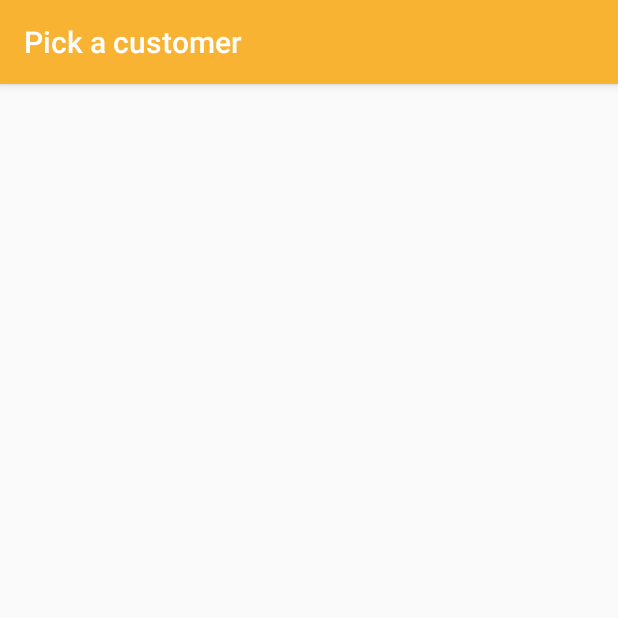
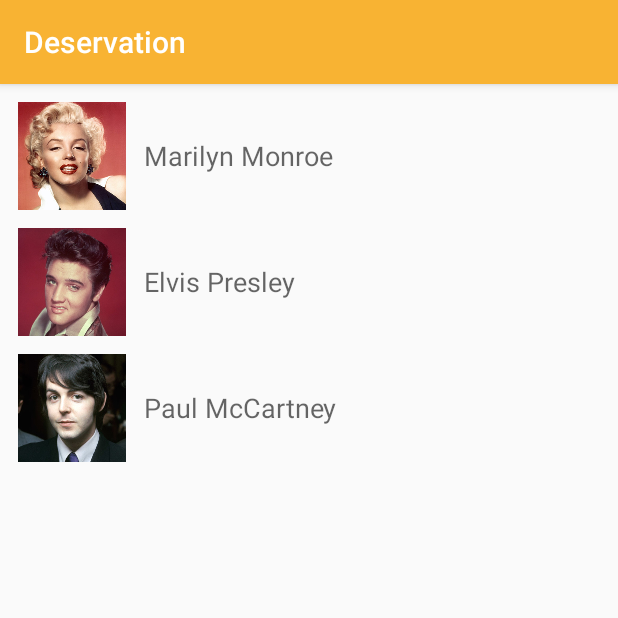
Before and after one commit to duduBaiao/deservation, an Android app: the fragment CustomersFragment shown on its own in the app's theme, on a phone screen of 412 x 824 dp, the top half of it. Run offline under Robolectric (Android 15) with nearby library versions, the phone set to English and light mode, and no system bars; our stand-ins replace Picasso; pictures from the network do not load; 1 statement that could not run was skipped.

Commit message:
Customer list implemented, showing icons and fake itens.

```diff
--- a/app/src/main/AndroidManifest.xml
+++ b/app/src/main/AndroidManifest.xml
@@ -6,10 +6,12 @@
         android:name=".DeservationApp"
         android:allowBackup="true"
         android:icon="@mipmap/ic_launcher"
-        android:label="@string/pick_a_customer"
+        android:label="@string/app_name"
         android:supportsRtl="true"
         android:theme="@style/AppTheme">
-        <activity android:name=".view.customers.CustomersActivity">
+
+        <activity
+            android:name=".view.customers.CustomersActivity">
             <intent-filter>
                 <action android:name="android.intent.action.MAIN"/>
 
--- /dev/null
+++ b/app/src/main/java/com/nostalgictouch/deservation/view/common/BaseFragment.kt
@@ -0,0 +1,36 @@
+package com.nostalgictouch.deservation.view.common
+
+import android.support.v4.app.Fragment
+import android.view.View
+import com.nostalgictouch.deservation.R
+import com.nostalgictouch.whatshot.utils.extensions.isNetworkAvailable
+import com.nostalgictouch.whatshot.utils.test.EspressoIdlingResource
+import com.nostalgictouch.whatshot.viewmodel.trends.Status
+import kotlinx.android.synthetic.main.fragment_base.*
+
+open class BaseFragment: Fragment() {
+
+    fun updateBaseLayouts(status: Status) {
+
+        if (status == Status.LOADING) loadingLayout.visibility = View.VISIBLE
+        else loadingLayout.visibility = View.GONE
+
+        if (status == Status.ERROR) showErrorMessage()
+        else hideErrorMessage()
+
+        if (((status == Status.LOADED) || (status == Status.ERROR)) && !EspressoIdlingResource.idlingResource.isIdleNow) {
+            EspressoIdlingResource.decrement()
+        }
+    }
+
+    private fun showErrorMessage() {
+        errorTextView.text = resources.getString(R.string.load_error) +
+                if (activity.isNetworkAvailable()) "" else "\n" + resources.getString(R.string.check_internet)
+
+        errorLayout.visibility = View.VISIBLE
+    }
+
+    private fun hideErrorMessage() {
+        errorLayout.visibility = View.GONE
+    }
+}
--- a/app/src/main/java/com/nostalgictouch/deservation/view/customers/CustomersActivity.kt
+++ b/app/src/main/java/com/nostalgictouch/deservation/view/customers/CustomersActivity.kt
@@ -1,6 +1,5 @@
 package com.nostalgictouch.deservation.view.customers
 
-import android.support.v7.app.AppCompatActivity
 import android.os.Bundle
 import com.nostalgictouch.deservation.R
 import com.nostalgictouch.whatshot.ui.views.common.BaseActivity
@@ -9,6 +8,9 @@ class CustomersActivity : BaseActivity() {
 
     override fun onCreate(savedInstanceState: Bundle?) {
         super.onCreate(savedInstanceState)
+
         setContentView(R.layout.activity_customers)
+
+        title = resources.getString(R.string.pick_a_customer)
     }
 }
--- /dev/null
+++ b/app/src/main/java/com/nostalgictouch/deservation/view/customers/CustomersAdapter.kt
@@ -0,0 +1,43 @@
+package com.nostalgictouch.whatshot.ui.adapters
+
+import android.support.v7.widget.RecyclerView
+import android.view.LayoutInflater
+import android.view.View
+import android.view.ViewGroup
+import com.nostalgictouch.deservation.R
+import com.nostalgictouch.deservation.model.Customer
+import com.squareup.picasso.Picasso
+import kotlinx.android.synthetic.main.item_customer.view.*
+
+class CustomersAdapter(var customers: List<Customer>,
+                       val itemClick: (Customer) -> Unit) : RecyclerView.Adapter<CustomersAdapter.ViewHolder>() {
+
+    override fun onCreateViewHolder(parent: ViewGroup, viewType: Int): ViewHolder {
+        val view = LayoutInflater.from(parent.context).inflate(R.layout.item_customer, parent, false)
+        return ViewHolder(view)
+    }
+
+    override fun onBindViewHolder(holder: ViewHolder, position: Int) {
+        holder.bindView(customers[position], itemClick)
+    }
+
+    override fun getItemCount() = customers.size
+
+    open class ViewHolder(view: View) : RecyclerView.ViewHolder(view) {
+
+        fun bindView(customer: Customer, itemClick: (Customer) -> Unit) {
+            loadImage(customer.id)
+
+            itemView.fullName.text = customer.fullName()
+            itemView.setOnClickListener { itemClick(customer) }
+        }
+
+        private fun loadImage(customerId: Int) {
+            val url = "file:///android_asset/customer_$customerId.jpg";
+
+            Picasso.with(itemView.context)
+                    .load(url)
+                    .into(itemView.artworkImage)
+        }
+    }
+}
--- a/app/src/main/java/com/nostalgictouch/deservation/view/customers/CustomersFragment.kt
+++ b/app/src/main/java/com/nostalgictouch/deservation/view/customers/CustomersFragment.kt
@@ -1,17 +1,65 @@
 package com.nostalgictouch.deservation.view.customers
 
+import android.arch.lifecycle.LifecycleOwner
+import android.arch.lifecycle.Observer
+import android.arch.lifecycle.ViewModelProviders
 import android.os.Bundle
-import android.support.v4.app.Fragment
+import android.support.v7.widget.LinearLayoutManager
 import android.view.LayoutInflater
 import android.view.View
 import android.view.ViewGroup
+import com.nostalgictouch.deservation.R
+import com.nostalgictouch.deservation.model.Customer
+import com.nostalgictouch.deservation.view.common.BaseFragment
+import com.nostalgictouch.deservation.viewmodel.CustomersViewModel
+import com.nostalgictouch.whatshot.ui.adapters.CustomersAdapter
+import com.nostalgictouch.whatshot.viewmodel.trends.Status
+import kotlinx.android.synthetic.main.fragment_customers.*
 
-import com.nostalgictouch.deservation.R
+class CustomersFragment : BaseFragment() {
 
-class CustomersFragment : Fragment() {
+    private lateinit var viewModel: CustomersViewModel
 
     override fun onCreateView(inflater: LayoutInflater, container: ViewGroup?,
                               savedInstanceState: Bundle?): View? {
         return inflater.inflate(R.layout.fragment_customers, container, false)
     }
+
+    override fun onViewCreated(view: View, savedInstanceState: Bundle?) {
+        super.onViewCreated(view, savedInstanceState)
+
+        setupViewModel()
+
+        customersRecyclerView.layoutManager = LinearLayoutManager(activity)
+
+        if (savedInstanceState == null) {
+            loadCustomers()
+        }
+    }
+
+    private fun setupViewModel() {
+        viewModel = ViewModelProviders.of(this.activity).get(CustomersViewModel::class.java)
+
+        viewModel.loadingStatus.observe(this.activity as LifecycleOwner, Observer {
+            status ->
+
+            if (status == Status.LOADED) customersRecyclerView.visibility = View.VISIBLE
+            else if (status == Status.ERROR) customersRecyclerView.visibility = View.GONE
+
+            updateBaseLayouts(status!!)
+        })
+
+        viewModel.customers.observe(activity as LifecycleOwner, Observer {
+            updateAdapter(it!!)
+        })
+    }
+
+    fun updateAdapter(customers: List<Customer>) {
+        customersRecyclerView.adapter = CustomersAdapter(customers) {
+        }
+    }
+
+    private fun loadCustomers() {
+        viewModel.loadCustomers()
+    }
 }
--- /dev/null
+++ b/app/src/main/java/com/nostalgictouch/deservation/viewmodel/CustomersViewModel.kt
@@ -0,0 +1,26 @@
+package com.nostalgictouch.deservation.viewmodel
+
+import android.arch.lifecycle.LiveData
+import android.arch.lifecycle.ViewModel
+import com.nostalgictouch.deservation.data.livedata.CustomersLiveData
+import com.nostalgictouch.deservation.model.Customer
+import com.nostalgictouch.whatshot.viewmodel.trends.Status
+
+class CustomersViewModel : ViewModel() {
+
+    private var mCustomersLiveData = CustomersLiveData()
+
+    val customers: CustomersLiveData
+        get() = mCustomersLiveData
+
+    val loadingStatus: LiveData<Status>
+        get() = mCustomersLiveData.loadingStatus
+
+    fun loadCustomers() {
+        val customer0 = Customer(0, "Marilyn", "Monroe")
+        val customer15 = Customer(15, "Elvis", "Presley")
+        val customer17 = Customer(17, "Paul", "McCartney")
+
+        mCustomersLiveData.value = listOf(customer0, customer15, customer17)
+    }
+}
--- /dev/null
+++ b/app/src/main/res/layout/item_customer.xml
@@ -0,0 +1,32 @@
+<?xml version="1.0" encoding="utf-8"?>
+<LinearLayout
+    xmlns:android="http://schemas.android.com/apk/res/android"
+    xmlns:tools="http://schemas.android.com/tools"
+    android:layout_width="match_parent"
+    android:layout_height="wrap_content"
+    android:orientation="horizontal"
+    android:paddingBottom="@dimen/default_half_margin"
+    android:paddingLeft="@dimen/default_margin"
+    android:paddingRight="@dimen/default_margin"
+    android:paddingTop="@dimen/default_half_margin"
+    android:background="?android:selectableItemBackground">
+
+    <ImageView
+        android:id="@+id/artworkImage"
+        android:layout_width="@dimen/icon_height"
+        android:layout_height="@dimen/icon_height"
+        android:background="@color/icon_background"
+        tools:src="@mipmap/ic_launcher"/>
+
+    <TextView
+        android:id="@+id/fullName"
+        android:layout_width="match_parent"
+        android:layout_height="wrap_content"
+        android:layout_gravity="center_vertical"
+        android:ellipsize="end"
+        android:maxLines="2"
+        android:paddingLeft="@dimen/default_margin"
+        android:textAppearance="@style/TextAppearance.AppCompat.Medium"
+        tools:text="Customer Name"/>
+
+</LinearLayout>
--- a/app/src/main/res/values/dimens.xml
+++ b/app/src/main/res/values/dimens.xml
@@ -3,4 +3,5 @@
     <dimen name="default_margin">12dp</dimen>
     <dimen name="default_half_margin">6dp</dimen>
     <dimen name="default_padding">8dp</dimen>
+    <dimen name="icon_height">72dp</dimen>
 </resources>
--- a/app/src/main/res/values/strings.xml
+++ b/app/src/main/res/values/strings.xml
@@ -2,4 +2,6 @@
     <string name="app_name">Deservation</string>
     <string name="pick_a_customer">Pick a customer</string>
     <string name="loading">loading...</string>
+    <string name="load_error">It wasn\'t possible to load data</string>
+    <string name="check_internet">Please check your internet connection</string>
 </resources>
```
